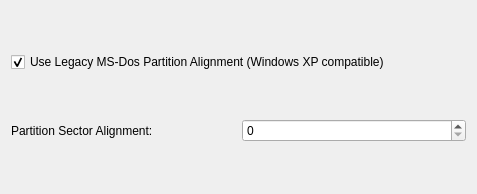
KDE/partitionmanager, file src/gui/configurepageadvanced.ui: the form before one commit.
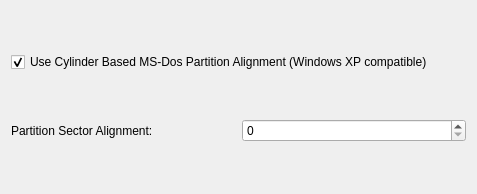
The form after the commit.

Commit message: rename msdos_vista to msdos and make sure to use sector-based-alignment instead of vista. also use cylinder based instead of msdos legacy.

What changed in the file:
```diff
--- a/src/gui/configurepageadvanced.ui
+++ b/src/gui/configurepageadvanced.ui
@@ -17,7 +17,7 @@
    <item row="0" column="0" colspan="2">
     <widget class="QCheckBox" name="kcfg_useLegacyMsDosAlignment">
      <property name="text">
-      <string>Use Legacy MS-Dos Partition Alignment (Windows XP compatible)</string>
+      <string>Use Cylinder Based MS-Dos Partition Alignment (Windows XP compatible)</string>
      </property>
      <property name="checked">
       <bool>true</bool>
```
Left out of the diff: 2 changed lines with no effect on the pictures. The commit also changes 10 other files.
